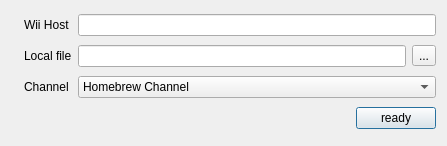
The window that c++/forms/mainform.ui (dev-0x7C6/qwiiload) describes before a commit, drawn with Qt 5.
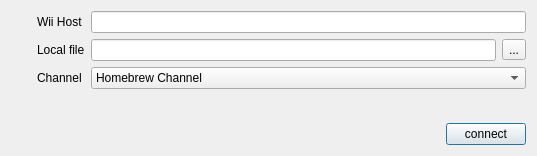
The same window after the commit. Icons and pictures are not drawn.

Patch:
```diff
--- a/c++/forms/mainform.ui
+++ b/c++/forms/mainform.ui
@@ -5,8 +5,8 @@
    <rect>
     <x>0</x>
     <y>0</y>
-    <width>447</width>
-    <height>146</height>
+    <width>537</width>
+    <height>156</height>
    </rect>
   </property>
   <property name="sizePolicy" >
@@ -19,7 +19,9 @@
    <string>WiiTCPLoad GUI 0.01</string>
   </property>
   <layout class="QGridLayout" >
-   <item rowspan="4" row="0" column="0" >
+   <item rowspan="2" row="0" column="0" >
+    <layout class="QGridLayout" >
+     <item row="0" column="0" >
     <widget class="QLabel" name="label" >
      <property name="text" >
       <string/>
@@ -29,41 +31,58 @@
      </property>
     </widget>
    </item>
+     <item row="1" column="0" >
+      <spacer>
+       <property name="orientation" >
+        <enum>Qt::Vertical</enum>
+       </property>
+       <property name="sizeHint" >
+        <size>
+         <width>20</width>
+         <height>40</height>
+        </size>
+       </property>
+      </spacer>
+     </item>
+    </layout>
+   </item>
    <item row="0" column="1" >
+    <layout class="QGridLayout" >
+     <item row="0" column="0" >
     <widget class="QLabel" name="label_2" >
      <property name="text" >
       <string>Wii Host</string>
      </property>
     </widget>
    </item>
-   <item row="0" column="2" colspan="2" >
+     <item row="0" column="1" colspan="2" >
     <widget class="QLineEdit" name="wiiHostName" />
    </item>
-   <item row="1" column="1" >
+     <item row="1" column="0" >
     <widget class="QLabel" name="label_3" >
      <property name="text" >
       <string>Local file</string>
      </property>
     </widget>
    </item>
-   <item row="1" column="2" >
+     <item row="1" column="1" >
     <widget class="QLineEdit" name="localFile" />
    </item>
-   <item row="1" column="3" >
+     <item row="1" column="2" >
     <widget class="QToolButton" name="openFile" >
      <property name="text" >
       <string>...</string>
      </property>
     </widget>
    </item>
-   <item row="2" column="1" >
+     <item row="2" column="0" >
     <widget class="QLabel" name="label_4" >
      <property name="text" >
       <string>Channel</string>
      </property>
     </widget>
    </item>
-   <item row="2" column="2" colspan="2" >
+     <item row="2" column="1" colspan="2" >
     <widget class="QComboBox" name="channelSelect" >
      <item>
       <property name="text" >
@@ -77,9 +96,24 @@
      </item>
     </widget>
    </item>
-   <item row="3" column="2" colspan="2" >
-    <layout class="QHBoxLayout" >
-     <item>
+     <item row="3" column="1" >
+      <spacer>
+       <property name="orientation" >
+        <enum>Qt::Vertical</enum>
+       </property>
+       <property name="sizeHint" >
+        <size>
+         <width>20</width>
+         <height>40</height>
+        </size>
+       </property>
+      </spacer>
+     </item>
+    </layout>
+   </item>
+   <item row="1" column="1" >
+    <layout class="QGridLayout" >
+     <item row="0" column="0" colspan="2" >
       <spacer>
        <property name="orientation" >
         <enum>Qt::Horizontal</enum>
@@ -92,8 +126,8 @@
        </property>
       </spacer>
      </item>
-     <item>
-      <widget class="QPushButton" name="readyButton" >
+     <item row="0" column="1" >
+      <widget class="QPushButton" name="readyBtn" >
        <property name="sizePolicy" >
         <sizepolicy vsizetype="Fixed" hsizetype="Fixed" >
          <horstretch>0</horstretch>
@@ -101,7 +135,7 @@
         </sizepolicy>
        </property>
        <property name="text" >
-        <string>ready</string>
+        <string>connect</string>
        </property>
       </widget>
      </item>
```
Lines whose indentation alone changed are shown as unchanged.
